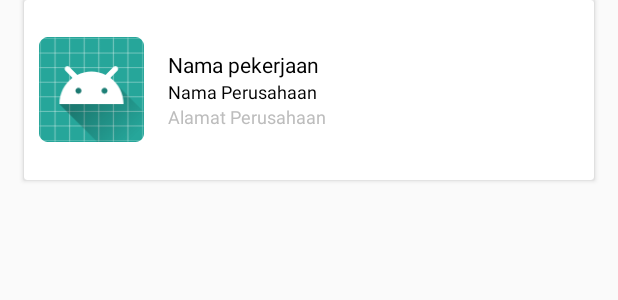
After one commit to fakrypermana/just_for_learn, an Android app: the layout item_list_pekerjaan.xml on its own in the app's theme, with its tools: preview values and no code run, on a phone screen of 412 x 824 dp. The commit adds this screen. Shown: the top 300 px of the screen. Run offline under Robolectric (Android 15) with nearby library versions, the phone set to English and light mode, and no system bars.

Commit message:
tambah pekerjaan

```diff
--- a/app/build.gradle
+++ b/app/build.gradle
@@ -33,7 +33,7 @@ android {
             proguardFiles getDefaultProguardFile('proguard-android.txt'), 'proguard-rules.pro'
         }
     }
-    dexOptions{
+    dexOptions {
         javaMaxHeapSize "4g"
     }
     compileOptions {
--- a/app/src/main/java/id/teknologi/teknologiid/network/ApiService.java
+++ b/app/src/main/java/id/teknologi/teknologiid/network/ApiService.java
@@ -3,6 +3,7 @@ package id.teknologi.teknologiid.network;
 
 import id.teknologi.teknologiid.base.ResponseArray;
 import id.teknologi.teknologiid.base.ResponseObject;
+import id.teknologi.teknologiid.model.Pekerjaan;
 import id.teknologi.teknologiid.model.Thread;
 import io.reactivex.Observable;
 import retrofit2.http.GET;
@@ -21,4 +22,7 @@ public interface ApiService {
             @Path("id") int id,
             @Path("slug") String slug
     );
+
+    @GET("jobs")
+    Observable<ResponseArray<Pekerjaan>> getPekerjaan();
 }
--- a/app/src/main/java/id/teknologi/teknologiid/network/DataManager.java
+++ b/app/src/main/java/id/teknologi/teknologiid/network/DataManager.java
@@ -1,6 +1,7 @@
 package id.teknologi.teknologiid.network;
 
 import id.teknologi.teknologiid.base.ResponseArray;
+import id.teknologi.teknologiid.model.Pekerjaan;
 import id.teknologi.teknologiid.model.Thread;
 import io.reactivex.Observable;
 
@@ -18,6 +19,10 @@ public class DataManager {
         return apiService.getThreads();
     }
 
+    public Observable<ResponseArray<Pekerjaan>> getPekerjaan() {
+        return apiService.getPekerjaan();
+    }
+
 //    public Observable<ResponseArray<Thread>> getThreadDetile(int id, String slug) {
 //        return apiService.getThreadDetail(id,slug);
 //    }
--- /dev/null
+++ b/app/src/main/res/layout/item_list_pekerjaan.xml
@@ -0,0 +1,74 @@
+<?xml version="1.0" encoding="utf-8"?>
+<android.support.v7.widget.CardView xmlns:android="http://schemas.android.com/apk/res/android"
+    android:id="@+id/card_view"
+    android:layout_width="match_parent"
+    android:layout_height="120dp"
+    android:layout_marginBottom="8dp"
+    android:layout_marginLeft="16dp"
+    android:layout_marginRight="16dp"
+    android:clickable="true"
+    android:foreground="?attr/selectableItemBackground">
+
+    <LinearLayout
+        android:layout_width="match_parent"
+        android:layout_height="match_parent"
+        android:gravity="center"
+        android:orientation="horizontal">
+
+        <ImageView
+            android:id="@+id/iv_cover_job"
+            android:layout_width="70dp"
+            android:layout_height="70dp"
+            android:layout_alignParentLeft="true"
+            android:layout_centerVertical="true"
+            android:layout_marginLeft="10dp"
+            android:scaleType="centerCrop"
+            android:src="@mipmap/ic_launcher" />
+
+        <LinearLayout
+            android:layout_width="match_parent"
+            android:layout_height="wrap_content"
+            android:orientation="vertical">
+
+            <TextView
+                android:id="@+id/tv_nama_job"
+                android:layout_width="match_parent"
+                android:layout_height="wrap_content"
+                android:layout_centerVertical="true"
+                android:layout_marginLeft="16dp"
+                android:layout_marginRight="10dp"
+                android:layout_toRightOf="@+id/daftar_icon"
+                android:text="Nama pekerjaan"
+                android:textAppearance="?attr/textAppearanceListItem"
+                android:textColor="#000000"
+                android:textSize="14sp" />
+
+            <TextView
+                android:id="@+id/tv_nama_perusahaan"
+                android:layout_width="match_parent"
+                android:layout_height="wrap_content"
+                android:layout_centerVertical="true"
+                android:layout_marginLeft="16dp"
+                android:text="Nama Perusahaan"
+                android:textAppearance="?attr/textAppearanceListItem"
+                android:textColor="#000000"
+                android:textSize="12sp" />
+
+            <TextView
+                android:id="@+id/tv_alamat_job"
+                android:layout_width="match_parent"
+                android:layout_height="wrap_content"
+                android:layout_centerVertical="true"
+                android:layout_marginLeft="16dp"
+                android:layout_marginRight="10dp"
+                android:layout_toRightOf="@+id/daftar_icon"
+                android:text="Alamat Perusahaan"
+                android:textAppearance="?attr/textAppearanceListItem"
+                android:textColor="@color/Gray"
+                android:textSize="12sp" />
+
+
+        </LinearLayout>
+
+    </LinearLayout>
+</android.support.v7.widget.CardView>
--- a/app/src/main/res/values/styles.xml
+++ b/app/src/main/res/values/styles.xml
@@ -1,7 +1,7 @@
 <resources>
 
     <!-- Base application theme. -->
-    <style name="AppTheme" parent="Theme.AppCompat.Light.DarkActionBar">
+    <style name="AppTheme" parent="Theme.AppCompat.Light.NoActionBar">
         <!-- Customize your theme here. -->
         <item name="colorPrimary">@color/colorPrimary</item>
         <item name="colorPrimaryDark">@color/colorPrimaryDark</item>
```
Also changed, not shown: app/src/main/AndroidManifest.xml (+7 -3 lines), app/src/main/java/id/teknologi/teknologiid/feature/pekerjaan/PekerjaanActivity.java (added, +25 -0 lines), app/src/main/java/id/teknologi/teknologiid/feature/pekerjaan/PekerjaanPresenter.java (added, +11 -0 lines), app/src/main/java/id/teknologi/teknologiid/feature/pekerjaan/PekerjaanView.java (added, +9 -0 lines), app/src/main/java/id/teknologi/teknologiid/feature/thread/ThreadDetailActivity.java (+4 -4 lines), app/src/main/java/id/teknologi/teknologiid/model/Pekerjaan.java (added, +69 -0 lines), app/src/main/res/layout/activity_pekerjaan.xml (added, +21 -0 lines).
